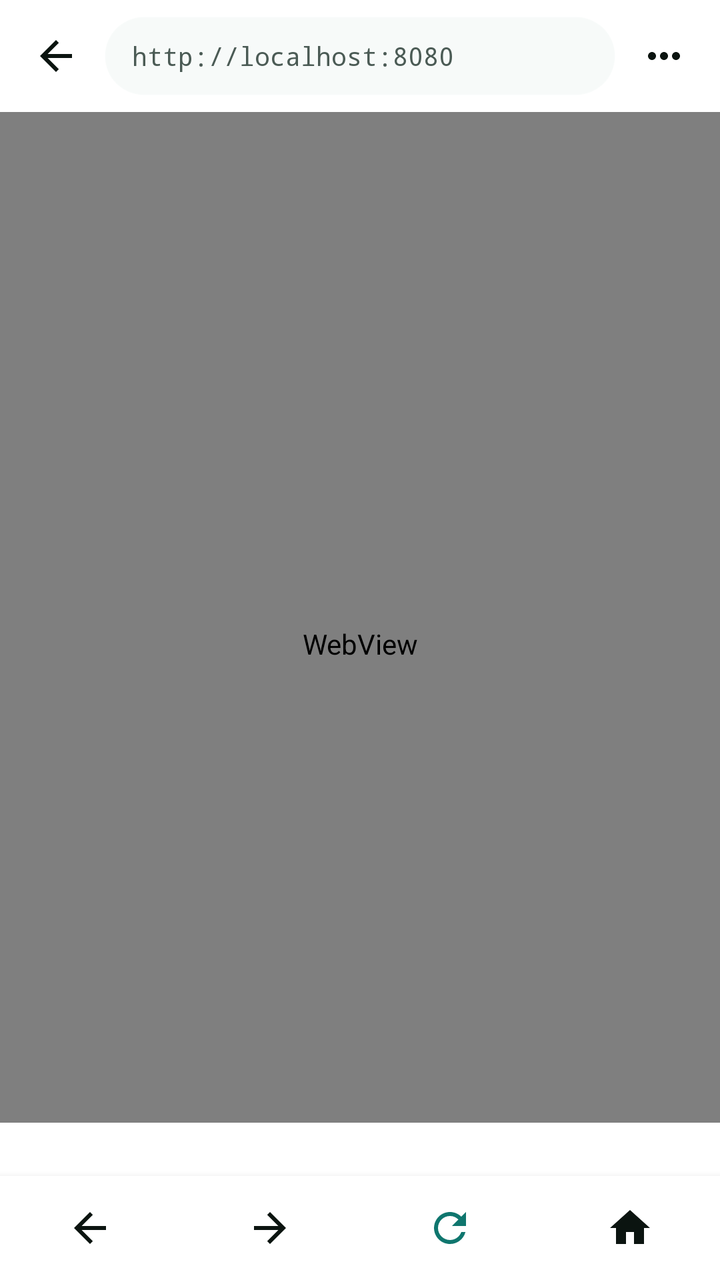
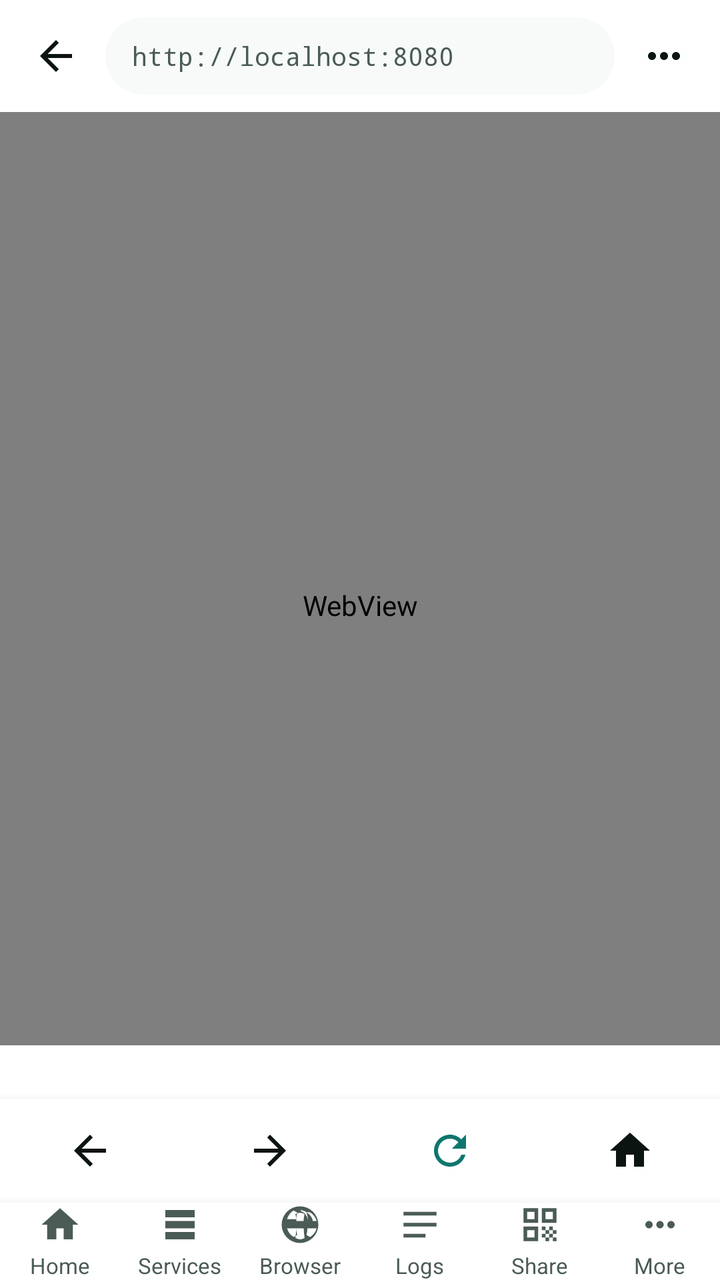

Screens rendered from an Android XML layout before and after an edit, with the pre-edit source and the edit as a unified diff.
<!-- AndroidManifest.xml: application theme Theme.INWEB -->
<!-- res/layout/activity_preview.xml -->
<?xml version="1.0" encoding="utf-8"?>
<androidx.constraintlayout.widget.ConstraintLayout
    xmlns:android="http://schemas.android.com/apk/res/android"
    xmlns:app="http://schemas.android.com/apk/res-auto"
    android:layout_width="match_parent"
    android:layout_height="match_parent"
    android:background="@color/bg">

    
    <LinearLayout
        android:id="@+id/topBar"
        android:layout_width="0dp"
        android:layout_height="wrap_content"
        android:orientation="horizontal"
        android:gravity="center_vertical"
        android:padding="8dp"
        android:background="@color/surface"
        app:layout_constraintTop_toTopOf="parent"
        app:layout_constraintStart_toStartOf="parent"
        app:layout_constraintEnd_toEndOf="parent">

        <ImageButton
            android:id="@+id/closeBtn"
            android:layout_width="40dp"
            android:layout_height="40dp"
            android:src="@drawable/ic_arrow_back"
            android:background="?attr/selectableItemBackgroundBorderless"
            android:contentDescription="Close preview"
            app:tint="@color/text_primary"/>

        
        <EditText
            android:id="@+id/urlBar"
            android:layout_width="0dp"
            android:layout_height="40dp"
            android:layout_weight="1"
            android:layout_marginHorizontal="4dp"
            android:paddingHorizontal="14dp"
            android:paddingVertical="0dp"
            android:background="@drawable/url_bar_bg"
            android:inputType="textUri"
            android:imeOptions="actionGo"
            android:selectAllOnFocus="true"
            android:textColor="@color/text_primary"
            android:textColorHint="@color/text_secondary"
            android:hint="http://localhost:8080"
            android:textSize="13sp"
            android:fontFamily="monospace"
            android:maxLines="1"
            android:importantForAutofill="no"/>

        <ImageButton
            android:id="@+id/moreBtn"
            android:layout_width="40dp"
            android:layout_height="40dp"
            android:src="@drawable/ic_more"
            android:background="?attr/selectableItemBackgroundBorderless"
            android:contentDescription="More"
            app:tint="@color/text_primary"/>
    </LinearLayout>

    
    <ProgressBar
        android:id="@+id/progressBar"
        style="?android:attr/progressBarStyleHorizontal"
        android:layout_width="0dp"
        android:layout_height="3dp"
        android:indeterminate="false"
        android:max="100"
        android:progress="0"
        android:progressTint="@color/accent"
        android:progressBackgroundTint="@android:color/transparent"
        android:visibility="gone"
        app:layout_constraintTop_toBottomOf="@id/topBar"
        app:layout_constraintStart_toStartOf="parent"
        app:layout_constraintEnd_toEndOf="parent"/>

    
    <WebView
        android:id="@+id/webView"
        android:layout_width="0dp"
        android:layout_height="0dp"
        android:background="#FFFFFF"
        app:layout_constraintTop_toBottomOf="@id/progressBar"
        app:layout_constraintBottom_toTopOf="@id/statusBar"
        app:layout_constraintStart_toStartOf="parent"
        app:layout_constraintEnd_toEndOf="parent"/>

    
    <TextView
        android:id="@+id/statusText"
        android:layout_width="0dp"
        android:layout_height="wrap_content"
        android:padding="6dp"
        android:paddingHorizontal="12dp"
        android:background="@color/surface"
        android:textColor="@color/text_secondary"
        android:textSize="11sp"
        android:maxLines="1"
        android:ellipsize="end"
        android:fontFamily="monospace"
        app:layout_constraintBottom_toTopOf="@id/statusBar"
        app:layout_constraintStart_toStartOf="parent"
        app:layout_constraintEnd_toEndOf="parent"/>

    
    <LinearLayout
        android:id="@+id/statusBar"
        android:layout_width="0dp"
        android:layout_height="52dp"
        android:orientation="horizontal"
        android:background="@color/surface"
        android:weightSum="4"
        android:elevation="6dp"
        app:layout_constraintBottom_toBottomOf="parent"
        app:layout_constraintStart_toStartOf="parent"
        app:layout_constraintEnd_toEndOf="parent">

        <ImageButton
            android:id="@+id/backBtn"
            android:layout_width="0dp"
            android:layout_height="match_parent"
            android:layout_weight="1"
            android:src="@drawable/ic_arrow_back"
            android:background="?attr/selectableItemBackground"
            android:contentDescription="Back"
            app:tint="@color/text_primary"/>

        <ImageButton
            android:id="@+id/fwdBtn"
            android:layout_width="0dp"
            android:layout_height="match_parent"
            android:layout_weight="1"
            android:src="@drawable/ic_arrow_forward"
            android:background="?attr/selectableItemBackground"
            android:contentDescription="Forward"
            app:tint="@color/text_primary"/>

        <ImageButton
            android:id="@+id/reloadBtn"
            android:layout_width="0dp"
            android:layout_height="match_parent"
            android:layout_weight="1"
            android:src="@drawable/ic_refresh"
            android:background="?attr/selectableItemBackground"
            android:contentDescription="Reload"
            app:tint="@color/accent"/>

        <ImageButton
            android:id="@+id/homeBtn"
            android:layout_width="0dp"
            android:layout_height="match_parent"
            android:layout_weight="1"
            android:src="@drawable/ic_home"
            android:background="?attr/selectableItemBackground"
            android:contentDescription="Home"
            app:tint="@color/text_primary"/>
    </LinearLayout>
</androidx.constraintlayout.widget.ConstraintLayout>
<!-- resources referenced by this layout -->
<resources>
  <color name="accent">#0F766E</color>
  <color name="bg">#F7FAF9</color>
  <color name="surface">#FFFFFF</color>
  <color name="text_primary">#0B1410</color>
  <color name="text_secondary">#4B5B55</color>
  <!-- drawable ic_arrow_forward (drawable) -->
  <vector xmlns:android="http://schemas.android.com/apk/res/android"
      android:width="24dp" android:height="24dp"
      android:viewportWidth="24" android:viewportHeight="24">
      <path android:fillColor="#F5F7FA"
          android:pathData="M12,4l-1.41,1.41L16.17,11H4v2h12.17l-5.58,5.59L12,20l8,-8z"/>
  </vector>
  <!-- drawable ic_home (drawable) -->
  <vector xmlns:android="http://schemas.android.com/apk/res/android"
      android:width="24dp" android:height="24dp"
      android:viewportWidth="24" android:viewportHeight="24">
      <path android:fillColor="#F5F7FA"
          android:pathData="M10,20v-6h4v6h5v-8h3L12,3 2,12h3v8z"/>
  </vector>
  <!-- drawable url_bar_bg (drawable) -->
  <?xml version="1.0" encoding="utf-8"?>
  <shape xmlns:android="http://schemas.android.com/apk/res/android"
      android:shape="rectangle">
      <solid android:color="@color/bg"/>
      <corners android:radius="20dp"/>
      <stroke android:width="1dp" android:color="#20FFFFFF"/>
  </shape>
  <!-- unchanged entries left out for length: 4 -->
</resources>

<!-- the commit's change to res/layout/activity_preview.xml (unified diff, before → after) -->
@@ -112,7 +112,7 @@
         android:background="@color/surface"
         android:weightSum="4"
         android:elevation="6dp"
-        app:layout_constraintBottom_toBottomOf="parent"
+        app:layout_constraintBottom_toTopOf="@id/bottomNav"
         app:layout_constraintStart_toStartOf="parent"
         app:layout_constraintEnd_toEndOf="parent">
 
@@ -156,4 +156,187 @@
             android:contentDescription="Home"
             app:tint="@color/text_primary"/>
     </LinearLayout>
+
+    
+    <include
+        android:id="@+id/bottomNav"
+        layout="@layout/inweb_bottom_nav"
+        android:layout_width="match_parent"
+        android:layout_height="wrap_content"
+        app:layout_constraintBottom_toBottomOf="parent"
+        app:layout_constraintStart_toStartOf="parent"
+        app:layout_constraintEnd_toEndOf="parent"/>
 </androidx.constraintlayout.widget.ConstraintLayout>
+<!-- res/layout/inweb_bottom_nav.xml (included above) -->
+<?xml version="1.0" encoding="utf-8"?>
+<LinearLayout xmlns:android="http://schemas.android.com/apk/res/android"
+    xmlns:app="http://schemas.android.com/apk/res-auto"
+    android:layout_width="match_parent"
+    android:layout_height="64dp"
+    android:orientation="horizontal"
+    android:background="@color/surface"
+    android:weightSum="6"
+    android:elevation="8dp">
+
+    <LinearLayout
+        android:id="@+id/navHome"
+        android:layout_width="0dp"
+        android:layout_height="match_parent"
+        android:layout_weight="1"
+        android:orientation="vertical"
+        android:gravity="center"
+        android:background="?attr/selectableItemBackground"
+        android:clickable="true"
+        android:focusable="true">
+        <ImageView
+            android:id="@+id/navHomeIcon"
+            android:layout_width="22dp"
+            android:layout_height="22dp"
+            android:src="@drawable/ic_home"
+            android:contentDescription="@null"
+            app:tint="@color/text_secondary"/>
+        <TextView
+            android:id="@+id/navHomeLabel"
+            android:layout_width="wrap_content"
+            android:layout_height="wrap_content"
+            android:text="@string/nav_home"
+            android:textColor="@color/text_secondary"
+            android:textSize="11sp"
+            android:layout_marginTop="2dp"/>
+    </LinearLayout>
+
+    <LinearLayout
+        android:id="@+id/navServices"
+        android:layout_width="0dp"
+        android:layout_height="match_parent"
+        android:layout_weight="1"
+        android:orientation="vertical"
+        android:gravity="center"
+        android:background="?attr/selectableItemBackground"
+        android:clickable="true"
+        android:focusable="true">
+        <ImageView
+            android:id="@+id/navServicesIcon"
+            android:layout_width="22dp"
+            android:layout_height="22dp"
+            android:src="@drawable/ic_services"
+            android:contentDescription="@null"
+            app:tint="@color/text_secondary"/>
+        <TextView
+            android:id="@+id/navServicesLabel"
+            android:layout_width="wrap_content"
+            android:layout_height="wrap_content"
+            android:text="@string/nav_services"
+            android:textColor="@color/text_secondary"
+            android:textSize="11sp"
+            android:layout_marginTop="2dp"/>
+    </LinearLayout>
+
+    <LinearLayout
+        android:id="@+id/navBrowser"
+        android:layout_width="0dp"
+        android:layout_height="match_parent"
+        android:layout_weight="1"
+        android:orientation="vertical"
+        android:gravity="center"
+        android:background="?attr/selectableItemBackground"
+        android:clickable="true"
+        android:focusable="true">
+        <ImageView
+            android:id="@+id/navBrowserIcon"
+            android:layout_width="22dp"
+            android:layout_height="22dp"
+            android:src="@drawable/ic_browser"
+            android:contentDescription="@null"
+            app:tint="@color/text_secondary"/>
+        <TextView
+            android:id="@+id/navBrowserLabel"
+            android:layout_width="wrap_content"
+            android:layout_height="wrap_content"
+            android:text="@string/nav_browser"
+            android:textColor="@color/text_secondary"
+            android:textSize="11sp"
+            android:layout_marginTop="2dp"/>
+    </LinearLayout>
+
+    <LinearLayout
+        android:id="@+id/navLogs"
+        android:layout_width="0dp"
+        android:layout_height="match_parent"
+        android:layout_weight="1"
+        android:orientation="vertical"
+        android:gravity="center"
+        android:background="?attr/selectableItemBackground"
+        android:clickable="true"
+        android:focusable="true">
+        <ImageView
+            android:id="@+id/navLogsIcon"
+            android:layout_width="22dp"
+            android:layout_height="22dp"
+            android:src="@drawable/ic_logs"
+            android:contentDescription="@null"
+            app:tint="@color/text_secondary"/>
+        <TextView
+            android:id="@+id/navLogsLabel"
+            android:layout_width="wrap_content"
+            android:layout_height="wrap_content"
+            android:text="@string/nav_logs"
+            android:textColor="@color/text_secondary"
+            android:textSize="11sp"
+            android:layout_marginTop="2dp"/>
+    </LinearLayout>
+
+    <LinearLayout
+        android:id="@+id/navShare"
+        android:layout_width="0dp"
+        android:layout_height="match_parent"
+        android:layout_weight="1"
+        android:orientation="vertical"
+        android:gravity="center"
+        android:background="?attr/selectableItemBackground"
+        android:clickable="true"
+        android:focusable="true">
+        <ImageView
+            android:id="@+id/navShareIcon"
+            android:layout_width="22dp"
+            android:layout_height="22dp"
+            android:src="@drawable/ic_qr"
+            android:contentDescription="@null"
+            app:tint="@color/text_secondary"/>
+        <TextView
+            android:id="@+id/navShareLabel"
+            android:layout_width="wrap_content"
+            android:layout_height="wrap_content"
+            android:text="@string/nav_share"
+            android:textColor="@color/text_secondary"
+            android:textSize="11sp"
+            android:layout_marginTop="2dp"/>
+    </LinearLayout>
+
+    <LinearLayout
+        android:id="@+id/navMore"
+        android:layout_width="0dp"
+        android:layout_height="match_parent"
+        android:layout_weight="1"
+        android:orientation="vertical"
+        android:gravity="center"
+        android:background="?attr/selectableItemBackground"
+        android:clickable="true"
+        android:focusable="true">
+        <ImageView
+            android:id="@+id/navMoreIcon"
+            android:layout_width="22dp"
+            android:layout_height="22dp"
+            android:src="@drawable/ic_more"
+            android:contentDescription="@null"
+            app:tint="@color/text_secondary"/>
+        <TextView
+            android:id="@+id/navMoreLabel"
+            android:layout_width="wrap_content"
+            android:layout_height="wrap_content"
+            android:text="@string/nav_more"
+            android:textColor="@color/text_secondary"
+            android:textSize="11sp"
+            android:layout_marginTop="2dp"/>
+    </LinearLayout>
+</LinearLayout>
<!-- resource entries referenced after the edit -->
@@ -12,12 +12,46 @@
       <path android:fillColor="#F5F7FA"
           android:pathData="M12,4l-1.41,1.41L16.17,11H4v2h12.17l-5.58,5.59L12,20l8,-8z"/>
   </vector>
+  <!-- drawable ic_browser (drawable) -->
+  <vector xmlns:android="http://schemas.android.com/apk/res/android"
+      android:width="24dp" android:height="24dp"
+      android:viewportWidth="24" android:viewportHeight="24">
+      <path android:fillColor="#F5F7FA"
+          android:pathData="M12,2A10,10 0 1,0 12,22A10,10 0 1,0 12,2M12,4A8,8 0 0,1 19.07,10H16.5C16.2,8.4 15.5,6.9 14.5,5.7C13.8,5.3 12.9,5 12,4M10.5,5.4C10.2,6.5 10,7.7 10,9H4.93C5.5,7 6.8,5.3 8.5,4.3C9.2,4.6 9.9,5 10.5,5.4M4.93,14H10C10,15.3 10.2,16.5 10.5,17.6C9.9,18 9.2,18.4 8.5,18.7C6.8,17.7 5.5,16 4.93,14M12,20A8,8 0 0,1 9.5,19.3C9.7,17.6 9.9,15.8 10,14H14C14.1,15.8 14.3,17.6 14.5,19.3C13.7,19.7 12.9,20 12,20M15.5,17.6C15.8,16.5 16,15.3 16,14H21.07C20.5,16 19.2,17.7 17.5,18.7C16.8,18.4 16.1,18 15.5,17.6M17.5,5.3C19.2,6.3 20.5,8 21.07,10H16.5C16.3,8.3 16,6.6 15.5,5.1C16.2,5.1 16.9,5.2 17.5,5.3M14,10H10C10,8.7 9.8,7.4 9.5,6.2C10.3,5.8 11.1,5.5 12,5.5C12.9,5.5 13.7,5.8 14.5,6.2C14.2,7.4 14,8.7 14,10Z"/>
+  </vector>
   <!-- drawable ic_home (drawable) -->
   <vector xmlns:android="http://schemas.android.com/apk/res/android"
       android:width="24dp" android:height="24dp"
       android:viewportWidth="24" android:viewportHeight="24">
       <path android:fillColor="#F5F7FA"
           android:pathData="M10,20v-6h4v6h5v-8h3L12,3 2,12h3v8z"/>
+  </vector>
+  <!-- drawable ic_logs (drawable) -->
+  <vector xmlns:android="http://schemas.android.com/apk/res/android"
+      android:width="24dp" android:height="24dp"
+      android:viewportWidth="24" android:viewportHeight="24">
+      <path android:fillColor="#F5F7FA"
+          android:pathData="M3,5h18v2H3zM3,11h18v2H3zM3,17h12v2H3z"/>
+  </vector>
+  <!-- drawable ic_qr (drawable) -->
+  <vector xmlns:android="http://schemas.android.com/apk/res/android"
+      android:width="24dp" android:height="24dp"
+      android:viewportWidth="24" android:viewportHeight="24">
+      <path android:fillColor="#F5F7FA"
+          android:pathData="M3,11h8V3H3v8zM5,5h4v4H5V5zM3,21h8v-8H3v8zM5,15h4v4H5v-4zM13,3v8h8V3h-8zM19,9h-4V5h4v4zM19,19h2v2h-2v-2zM13,13h2v2h-2v-2zM15,15h2v2h-2v-2zM13,17h2v2h-2v-2zM15,19h2v2h-2v-2zM17,17h2v2h-2v-2zM17,13h2v2h-2v-2zM19,15h2v2h-2v-2z"/>
+  </vector>
+  <!-- drawable ic_services (drawable) -->
+  <vector xmlns:android="http://schemas.android.com/apk/res/android"
+      android:width="24dp" android:height="24dp"
+      android:viewportWidth="24" android:viewportHeight="24">
+      <path android:fillColor="#F5F7FA"
+          android:pathData="M4,4h16v4H4zM4,10h16v4H4zM4,16h16v4H4zM6,6v0M6,12v0M6,18v0"/>
+      <path android:fillColor="#10B981"
+          android:pathData="M6,5.5m-1,0a1,1 0 1,0 2,0a1,1 0 1,0 -2,0"/>
+      <path android:fillColor="#10B981"
+          android:pathData="M6,11.5m-1,0a1,1 0 1,0 2,0a1,1 0 1,0 -2,0"/>
+      <path android:fillColor="#10B981"
+          android:pathData="M6,17.5m-1,0a1,1 0 1,0 2,0a1,1 0 1,0 -2,0"/>
   </vector>
   <!-- drawable url_bar_bg (drawable) -->
   <?xml version="1.0" encoding="utf-8"?>
@@ -27,6 +61,12 @@
       <corners android:radius="20dp"/>
       <stroke android:width="1dp" android:color="#20FFFFFF"/>
   </shape>
+  <string name="nav_browser">Browser</string>
+  <string name="nav_home">Home</string>
+  <string name="nav_logs">Logs</string>
+  <string name="nav_more">More</string>
+  <string name="nav_services">Services</string>
+  <string name="nav_share">Share</string>
   <!-- unchanged entries left out for length: 4 -->
 </resources>
 
